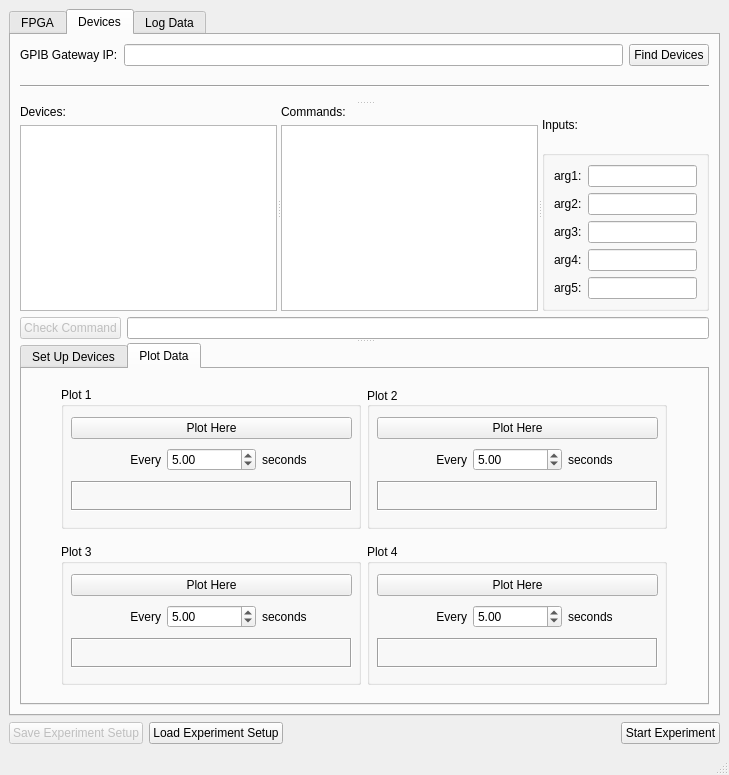
doctoboggan/DeathRay, file GUIfiles/DeviceControlInterface.ui: the form before one commit.
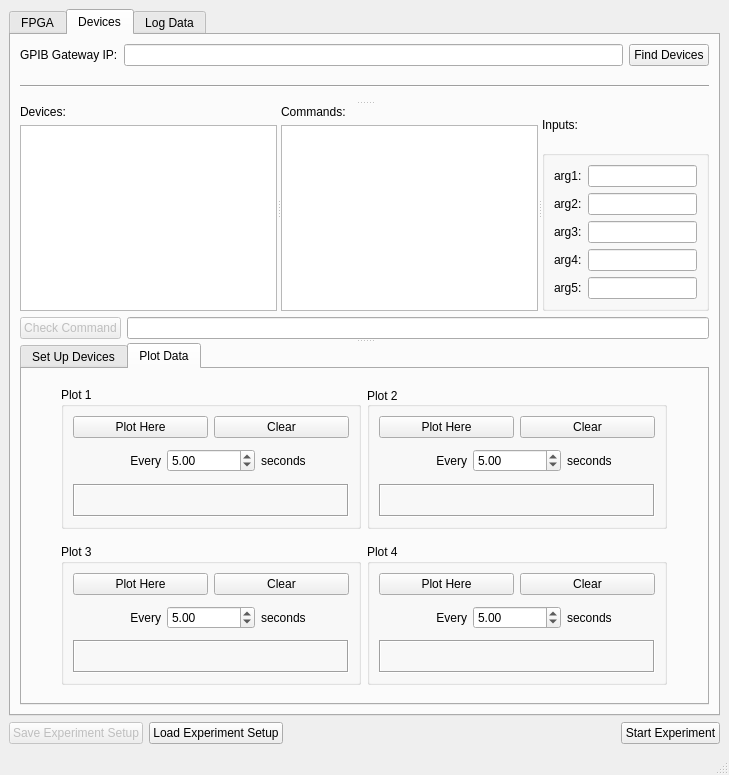
The form after the commit. The open tabs and pages were chosen to show the change.

Diff of the .ui file:
```diff
--- a/GUIfiles/DeviceControlInterface.ui
+++ b/GUIfiles/DeviceControlInterface.ui
@@ -109,7 +109,7 @@
         <item>
          <widget class="QScrollArea" name="scrollArea">
           <property name="sizePolicy">
-           <sizepolicy hsizetype="Expanding" vsizetype="Maximum">
+           <sizepolicy hsizetype="Expanding" vsizetype="Expanding">
             <horstretch>0</horstretch>
             <verstretch>0</verstretch>
            </sizepolicy>
@@ -129,7 +129,7 @@
              <x>0</x>
              <y>0</y>
              <width>657</width>
-             <height>76</height>
+             <height>79</height>
             </rect>
            </property>
            <layout class="QVBoxLayout" name="verticalLayout_14">
@@ -539,17 +539,10 @@
                  <property name="title">
                   <string>Plot 1</string>
                  </property>
-                 <widget class="QWidget" name="layoutWidget_6">
-                  <property name="geometry">
-                   <rect>
-                    <x>10</x>
-                    <y>30</y>
-                    <width>281</width>
-                    <height>94</height>
-                   </rect>
-                  </property>
                   <layout class="QVBoxLayout" name="verticalLayout_6">
                    <item>
+                   <layout class="QHBoxLayout" name="horizontalLayout_18">
+                    <item>
                     <widget class="QPushButton" name="pushButtonPlot1">
                      <property name="text">
                       <string>Plot Here</string>
@@ -557,6 +550,15 @@
                     </widget>
                    </item>
                    <item>
+                     <widget class="QPushButton" name="pushButtonClearPlot1">
+                      <property name="text">
+                       <string>Clear</string>
+                      </property>
+                     </widget>
+                    </item>
+                   </layout>
+                  </item>
+                  <item>
                     <layout class="QHBoxLayout" name="horizontalLayout_8">
                      <item>
                       <widget class="QLabel" name="label_7">
@@ -605,7 +607,6 @@
                    </item>
                   </layout>
                  </widget>
-                </widget>
                </item>
                <item row="0" column="2">
                 <widget class="QGroupBox" name="groupBoxPlot2">
@@ -636,17 +637,10 @@
                  <property name="flat">
                   <bool>false</bool>
                  </property>
-                 <widget class="QWidget" name="layoutWidget_7">
-                  <property name="geometry">
-                   <rect>
-                    <x>10</x>
-                    <y>30</y>
-                    <width>281</width>
-                    <height>94</height>
-                   </rect>
-                  </property>
                   <layout class="QVBoxLayout" name="verticalLayout_8">
                    <item>
+                   <layout class="QHBoxLayout" name="horizontalLayout_19">
+                    <item>
                     <widget class="QPushButton" name="pushButtonPlot2">
                      <property name="text">
                       <string>Plot Here</string>
@@ -654,6 +648,15 @@
                     </widget>
                    </item>
                    <item>
+                     <widget class="QPushButton" name="pushButtonClearPlot2">
+                      <property name="text">
+                       <string>Clear</string>
+                      </property>
+                     </widget>
+                    </item>
+                   </layout>
+                  </item>
+                  <item>
                     <layout class="QHBoxLayout" name="horizontalLayout_9">
                      <item>
                       <widget class="QLabel" name="label_9">
@@ -702,7 +705,6 @@
                    </item>
                   </layout>
                  </widget>
-                </widget>
                </item>
                <item row="1" column="2">
                 <widget class="QGroupBox" name="groupBoxPlot4">
@@ -724,17 +726,10 @@
                  <property name="title">
                   <string>Plot 4</string>
                  </property>
-                 <widget class="QWidget" name="layoutWidget_8">
-                  <property name="geometry">
-                   <rect>
-                    <x>10</x>
-                    <y>30</y>
-                    <width>281</width>
-                    <height>94</height>
-                   </rect>
-                  </property>
                   <layout class="QVBoxLayout" name="verticalLayout_10">
                    <item>
+                   <layout class="QHBoxLayout" name="horizontalLayout_21">
+                    <item>
                     <widget class="QPushButton" name="pushButtonPlot4">
                      <property name="text">
                       <string>Plot Here</string>
@@ -742,6 +737,15 @@
                     </widget>
                    </item>
                    <item>
+                     <widget class="QPushButton" name="pushButtonClearPlot4">
+                      <property name="text">
+                       <string>Clear</string>
+                      </property>
+                     </widget>
+                    </item>
+                   </layout>
+                  </item>
+                  <item>
                     <layout class="QHBoxLayout" name="horizontalLayout_11">
                      <item>
                       <widget class="QLabel" name="label_13">
@@ -790,7 +794,6 @@
                    </item>
                   </layout>
                  </widget>
-                </widget>
                </item>
                <item row="1" column="1">
                 <widget class="QGroupBox" name="groupBoxPlot3">
@@ -812,17 +815,10 @@
                  <property name="title">
                   <string>Plot 3</string>
                  </property>
-                 <widget class="QWidget" name="layoutWidget_9">
-                  <property name="geometry">
-                   <rect>
-                    <x>10</x>
-                    <y>30</y>
-                    <width>281</width>
-                    <height>94</height>
-                   </rect>
-                  </property>
                   <layout class="QVBoxLayout" name="verticalLayout_9">
                    <item>
+                   <layout class="QHBoxLayout" name="horizontalLayout_20">
+                    <item>
                     <widget class="QPushButton" name="pushButtonPlot3">
                      <property name="text">
                       <string>Plot Here</string>
@@ -830,6 +826,15 @@
                     </widget>
                    </item>
                    <item>
+                     <widget class="QPushButton" name="pushButtonClearPlot3">
+                      <property name="text">
+                       <string>Clear</string>
+                      </property>
+                     </widget>
+                    </item>
+                   </layout>
+                  </item>
+                  <item>
                     <layout class="QHBoxLayout" name="horizontalLayout_10">
                      <item>
                       <widget class="QLabel" name="label_11">
@@ -877,7 +882,6 @@
                     </widget>
                    </item>
                   </layout>
-                 </widget>
                 </widget>
                </item>
               </layout>
```
Lines whose indentation alone changed are shown as unchanged.
